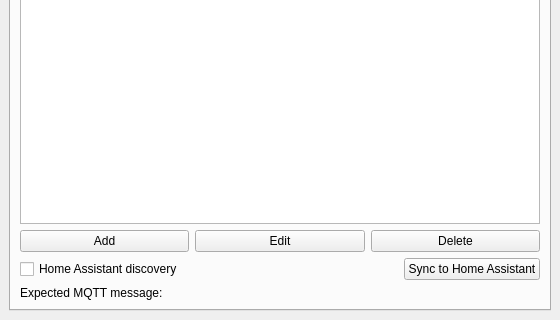
Above: src/ui/mainwindow.ui from tfourj/MPM before the change; both pictures show x 0 to 560 and y 140 to 460 of the 560 by 460 pixel window. Below: the same form after it.
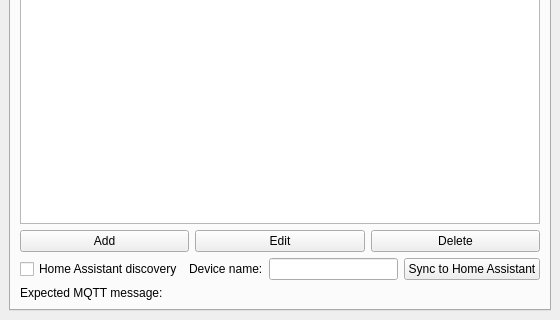
That is the form after the change. The open tabs and pages were chosen to show the change.

Commit message: add device name field ui

Patch:
```diff
--- a/src/ui/mainwindow.ui
+++ b/src/ui/mainwindow.ui
@@ -243,17 +243,18 @@
            </widget>
           </item>
           <item>
-           <spacer name="horizontalSpacerHomeAssistant">
-            <property name="orientation">
-             <enum>Qt::Orientation::Horizontal</enum>
+           <widget class="QLabel" name="labelHaDeviceName">
+            <property name="text">
+             <string>Device name:</string>
             </property>
-            <property name="sizeHint" stdset="0">
-             <size>
-              <width>40</width>
-              <height>20</height>
-             </size>
+           </widget>
+          </item>
+          <item>
+           <widget class="QLineEdit" name="lineEditHaDeviceName">
+            <property name="toolTip">
+             <string>Name of the MPM device in Home Assistant, leave empty for the default</string>
             </property>
-           </spacer>
+           </widget>
           </item>
           <item>
            <widget class="QPushButton" name="pushButtonHaSync">
```
